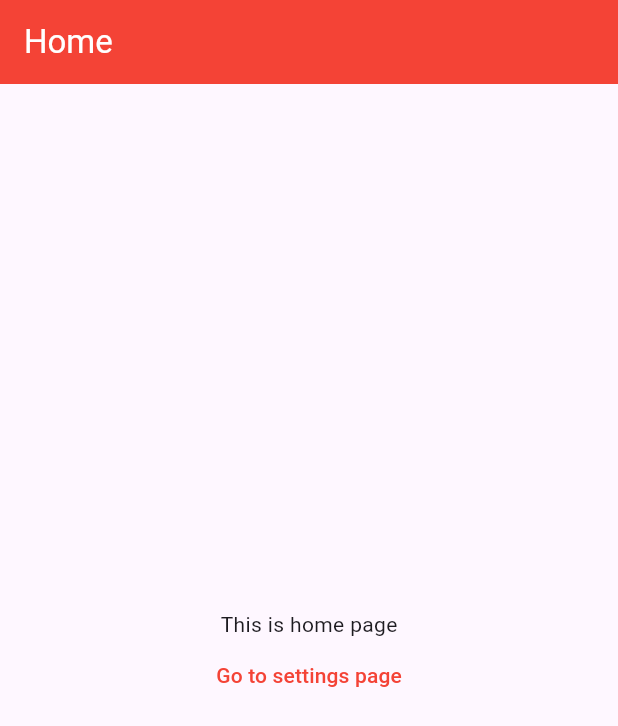
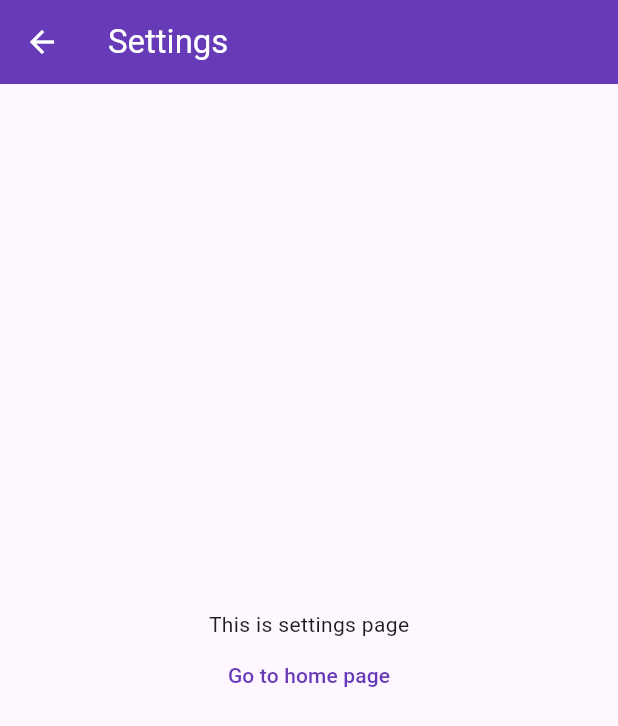
Before and after one commit to abstractHunter/flutter-deep-link, a Flutter app: the screen it shows after launch, after a tap on "Go to settings page", on a phone screen of 412 x 824 dp. Shown: the top 726 px of the screen. Run offline on Flutter 3.47's test engine with Material 3 defaults, Android fonts, the phone set to English and light mode, and no system bars; our stand-ins replace go_router.

Commit message:
Add go_router

```diff
--- a/lib/main.dart
+++ b/lib/main.dart
@@ -1,4 +1,4 @@
-import 'package:deep_link_imp/pages/home_page.dart';
+import 'package:deep_link_imp/router.dart';
 import 'package:flutter/material.dart';
 
 void main() {
@@ -10,14 +10,14 @@ class MyApp extends StatelessWidget {
 
   @override
   Widget build(BuildContext context) {
-    return MaterialApp(
+    return MaterialApp.router(
       title: 'Flutter Deep Link Implementation',
       theme: ThemeData(
         colorScheme: ColorScheme.fromSeed(seedColor: Colors.deepPurple),
         useMaterial3: true,
       ),
       debugShowCheckedModeBanner: false,
-      home: const HomePage(),
+      routerConfig: router,
     );
   }
 }
--- a/lib/pages/home_page.dart
+++ b/lib/pages/home_page.dart
@@ -1,4 +1,5 @@
 import 'package:flutter/material.dart';
+import 'package:go_router/go_router.dart';
 
 class HomePage extends StatelessWidget {
   const HomePage({super.key});
@@ -7,10 +8,8 @@ class HomePage extends StatelessWidget {
   Widget build(BuildContext context) {
     return Scaffold(
       appBar: AppBar(
-        title: const Text(
-          'Home',
-          style: TextStyle(color: Colors.white),
-        ),
+        title: const Text('Home'),
+        foregroundColor: Colors.white,
         backgroundColor: Colors.red,
       ),
       body: Center(
@@ -19,7 +18,7 @@ class HomePage extends StatelessWidget {
           children: [
             const Text('This is home page'),
             TextButton(
-              onPressed: () {},
+              onPressed: () => context.goNamed('settings'),
               child: const Text(
                 'Go to settings page',
                 style: TextStyle(color: Colors.red),
--- a/lib/pages/settings_page.dart
+++ b/lib/pages/settings_page.dart
@@ -1,4 +1,5 @@
 import 'package:flutter/material.dart';
+import 'package:go_router/go_router.dart';
 
 class SettingsPage extends StatelessWidget {
   const SettingsPage({super.key});
@@ -7,10 +8,8 @@ class SettingsPage extends StatelessWidget {
   Widget build(BuildContext context) {
     return Scaffold(
       appBar: AppBar(
-        title: const Text(
-          'Settings',
-          style: TextStyle(color: Colors.white),
-        ),
+        title: const Text('Settings'),
+        foregroundColor: Colors.white,
         backgroundColor: Colors.deepPurple,
       ),
       body: Center(
@@ -19,7 +18,7 @@ class SettingsPage extends StatelessWidget {
           children: [
             const Text('This is settings page'),
             TextButton(
-              onPressed: () {},
+              onPressed: () => context.goNamed("home"),
               child: const Text(
                 'Go to home page',
                 style: TextStyle(color: Colors.deepPurple),
--- /dev/null
+++ b/lib/router.dart
@@ -0,0 +1,23 @@
+import 'package:deep_link_imp/pages/home_page.dart';
+import 'package:deep_link_imp/pages/settings_page.dart';
+import 'package:go_router/go_router.dart';
+
+final router = GoRouter(
+  routes: routes,
+  initialLocation: '/',
+);
+
+final routes = [
+  GoRoute(
+    path: '/',
+    name: 'home',
+    builder: (_, state) => const HomePage(),
+    routes: [
+      GoRoute(
+        path: 'settings',
+        name: 'settings',
+        builder: (_, state) => const SettingsPage(),
+      ),
+    ],
+  ),
+];
--- a/pubspec.yaml
+++ b/pubspec.yaml
@@ -35,6 +35,7 @@ dependencies:
   # The following adds the Cupertino Icons font to your application.
   # Use with the CupertinoIcons class for iOS style icons.
   cupertino_icons: ^1.0.8
+  go_router: ^14.2.7
 
 dev_dependencies:
   flutter_test:
```
Also changed, not shown: pubspec.lock.
